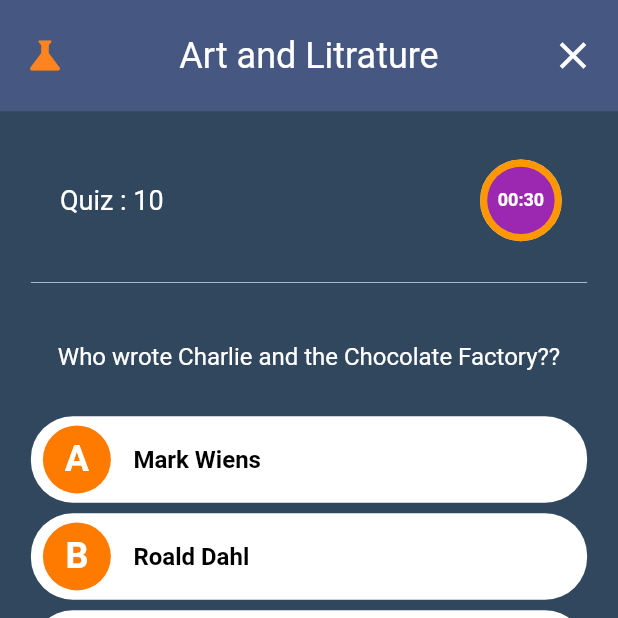
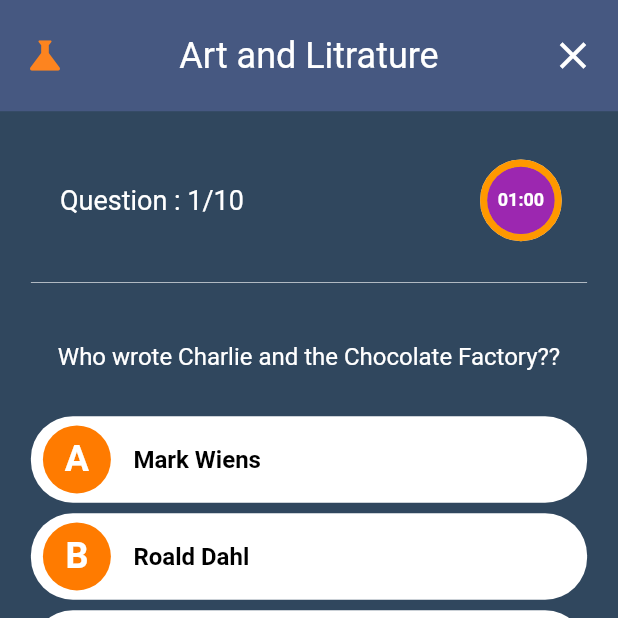
Before and after one commit to RWEMAISINGIZWENorbert/Quiz_App, a Flutter app: the screen it shows after launch, after a tap on "Art and Litrature", on a phone screen of 412 x 824 dp, the top half of it. Run offline on Flutter 3.47's test engine with Material 2 defaults, Android fonts, the phone set to English and light mode, and no system bars; drawn by our look-alikes of circular_countdown_timer; network calls fail.

Commit message:
finishing touches

```diff
--- a/lib/screens/QuizScreen.dart
+++ b/lib/screens/QuizScreen.dart
@@ -25,6 +25,12 @@ class QuizScreen extends StatefulWidget {
 class _QuizScreenState extends State<QuizScreen> {
   Color optionColor = Colors.white;
   int tappedIndex = -1;
+  String passedImg =
+      'https://encrypted-tbn0.gstatic.com/images?q=tbn:ANd9GcSgdqAzdrgfgFE2-hQw7-wGtFwp9tZ7Z3nXWyNz0lySjRvjQLA_KO87o_SUvvr5_OMXCys&usqp=CAU';
+  String timeUp =
+      'https://encrypted-tbn0.gstatic.com/images?q=tbn:ANd9GcSCAdJcgnFrrlDU1UxdcKyhkhI2S3U1BrDs9w&usqp=CAU';
+  String failedImg =
+      'https://backgroundlabs.com/files/failed-background-2940.png';
   List<String> option = ['A', 'B', 'C', 'D'];
   int isCorrect = 0;
   var ca = 0;
@@ -46,9 +52,11 @@ class _QuizScreenState extends State<QuizScreen> {
 
     void getCurrentQuestion() {
       setState(() {
-        questionCounter++;
-        isCorrect = 0;
-        question = widget.QandAnsList[questionCounter].Question;
+        if (questionCounter < 9) {
+          questionCounter++;
+          isCorrect = 0;
+          question = widget.QandAnsList[questionCounter].Question;
+        }
       });
     }
 
@@ -110,11 +118,14 @@ class _QuizScreenState extends State<QuizScreen> {
                   mainAxisAlignment: MainAxisAlignment.spaceBetween,
                   children: [
                     Text(
-                      'Quiz : ' + questionMaxLength.toString(),
+                      'Question : ' +
+                          (questionCounter + 1).toString() +
+                          '/' +
+                          questionMaxLength.toString(),
                       style: TextStyle(color: Colors.white, fontSize: 18),
                     ),
                     CircularCountDownTimer(
-                      duration: 30,
+                      duration: 60,
                       initialDuration: 0,
                       controller: CountDownController(),
                       width: MediaQuery.of(context).size.width * 0.12,
@@ -140,11 +151,19 @@ class _QuizScreenState extends State<QuizScreen> {
                         //debugPrint('Countdown Started');
                       },
                       onComplete: () {
-                        //debugPrint('Countdown Ended');
+                        Navigator.push(
+                            context,
+                            MaterialPageRoute(
+                                builder: (context) => ResultScreen(
+                                    totalQuestions: questionMaxLength,
+                                    attemptedQuestions: questionCounter,
+                                    rightAnswers: ca,
+                                    imgString: timeUp,
+                                    heading1: 'Time is up !',
+                                    heading2:
+                                        'Try to attempt quiz within time limit')));
                       },
-                      onChange: (String timeStamp) {
-                        //debugPrint('Countdown Changed $timeStamp');
-                      },
+                      onChange: (String timeStamp) {},
                     ),
                   ],
                 ),
@@ -173,107 +192,7 @@ class _QuizScreenState extends State<QuizScreen> {
               SizedBox(
                   height: MediaQuery.of(context).size.height * 0.4,
                   width: MediaQuery.of(context).size.width * 0.9,
-                  child:
-                      /* InkWell(
-                    onTap: () {
-                      if (widget.QandAnsList[questionCounter].Answers[0] ==
-                          widget.QandAnsList[questionCounter].CorrectAnswer) {
-                        setState(() {
-                          optionColor = Colors.green;
-                        });
-                        ca++;
-                      } else
-                        optionColor = Colors.red;
-
-                      if (questionCounter == questionMaxLength - 1) {
-                        openDialog('Quiz Completed!',
-                            'Click on the Submit button below to see the Result');
-                      } else {
-                        setState(() {
-                          questionCounter++;
-                          // optionColor = Colors.white;
-                        });
-                      }
-                    },
-                    child: OptionField(
-                        'A',
-                        widget.QandAnsList[questionCounter].Answers[0]
-                            .toString(),
-                        UniqueKey()),
-                  ),
-                  SizedBox(
-                    height: 7,
-                  ),
-                  InkWell(
-                    onTap: () {
-                      if (widget.QandAnsList[questionCounter].Answers[1] ==
-                          widget.QandAnsList[questionCounter].CorrectAnswer) {
-                        ca++;
-                      }
-                      if (questionCounter == questionMaxLength - 1) {
-                        openDialog('Quiz Completed!',
-                            'Click on the Submit button below to see the Result');
-                      } else {
-                        setState(() {
-                          questionCounter++;
-                        });
-                      }
-                    },
-                    child: OptionField(
-                        'B',
-                        widget.QandAnsList[questionCounter].Answers[1]
-                            .toString(),
-                        UniqueKey()),
-                  ),
-                  SizedBox(
-                    height: 7,
-                  ),
-                  InkWell(
-                    onTap: () {
-                      if (widget.QandAnsList[questionCounter].Answers[2] ==
-                          widget.QandAnsList[questionCounter].CorrectAnswer) {
-                        ca++;
-                      }
-                      if (questionCounter == questionMaxLength - 1) {
-                        openDialog('Quiz Completed!',
-                            'Click on the Submit button below to see the Result');
-                      } else {
-                        setState(() {
-                          questionCounter++;
-                        });
-                      }
-                    },
-                    child: OptionField(
-                        'C',
-                        widget.QandAnsList[questionCounter].Answers[2]
-                            .toString(),
-                        UniqueKey()),
-                  ),
-                  SizedBox(
-                    height: 7,
-                  ),
-                  InkWell(
-                    onTap: () {
-                      if (widget.QandAnsList[questionCounter].Answers[3] ==
-                          widget.QandAnsList[questionCounter].CorrectAnswer) {
-                        ca++;
-                      }
-                      if (questionCounter == questionMaxLength - 1) {
-                        openDialog('Quiz Completed!',
-                            'Click on the Submit button below to see the Result');
-                      } else {
-                        setState(() {
-                          questionCounter++;
-                        });
-                      }
-                    },
-                    child: OptionField(
-                        'D',
-                        widget.QandAnsList[questionCounter].Answers[3]
-                            .toString(),
-                        UniqueKey()),
-                  )*/
-                      ListView.separated(
+                  child: ListView.separated(
                     scrollDirection: Axis.vertical,
                     shrinkWrap: true,
                     itemCount: 4,
@@ -285,15 +204,20 @@ class _QuizScreenState extends State<QuizScreen> {
                     itemBuilder: (context, index) {
                       return InkWell(
                         onTap: () {
+                          if (questionCounter == questionMaxLength - 1) {
+                            openDialog('Quiz Completed!',
+                                'Click on the Submit button below to see the Result');
+                          }
                           if (widget.QandAnsList[questionCounter]
                                   .Answers[index] ==
                               widget
                                   .QandAnsList[questionCounter].CorrectAnswer) {
                             setState(() {
                               tappedIndex = index;
+                              ca++;
                               isCorrect = 1;
 
-                              Timer(Duration(seconds: 2), () {
+                              Timer(Duration(seconds: 1), () {
                                 getCurrentQuestion();
                               });
                             });
@@ -302,7 +226,7 @@ class _QuizScreenState extends State<QuizScreen> {
                               tappedIndex = index;
                               isCorrect = 2;
 
-                              Timer(Duration(seconds: 2), () {
+                              Timer(Duration(seconds: 1), () {
                                 getCurrentQuestion();
                               });
                             });
@@ -326,13 +250,34 @@ class _QuizScreenState extends State<QuizScreen> {
                 child: TextButton(
                   onPressed: () {
                     print('Value of question: $questionCounter');
-                    if (questionCounter == questionMaxLength - 1) {
+                    if (questionCounter == questionMaxLength - 1 &&
+                        ca >= (questionMaxLength) / 2) {
                       Navigator.push(
                         context,
                         MaterialPageRoute(
                           builder: (context) => ResultScreen(
-                              totalQuestions: questionCounter + 1,
-                              rightAnswers: ca),
+                            totalQuestions: questionMaxLength,
+                            attemptedQuestions: (questionCounter + 1),
+                            rightAnswers: ca,
+                            imgString: passedImg,
+                            heading1: 'Quiz Completed',
+                            heading2: 'You have passed the quiz',
+                          ),
+                        ),
+                      );
+                    } else if (questionCounter == questionMaxLength - 1 &&
+                        ca < (questionMaxLength) / 2) {
+                      Navigator.push(
+                        context,
+                        MaterialPageRoute(
+                          builder: (context) => ResultScreen(
+                            totalQuestions: questionMaxLength,
+                            attemptedQuestions: (questionCounter + 1),
+                            rightAnswers: ca,
+                            imgString: failedImg,
+                            heading1: 'Quiz Completed',
+                            heading2: 'You have failed the quiz',
+                          ),
                         ),
                       );
                     } else {
```
Also changed, not shown: lib/screens/ResultScreen.dart (+18 -11 lines).
